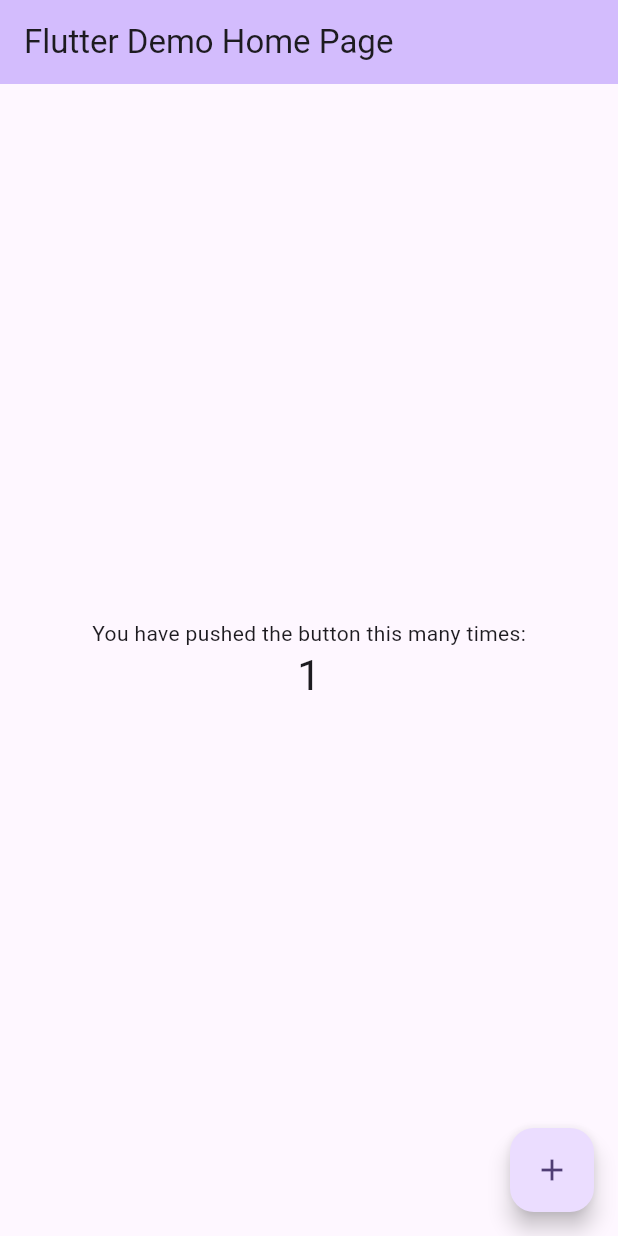
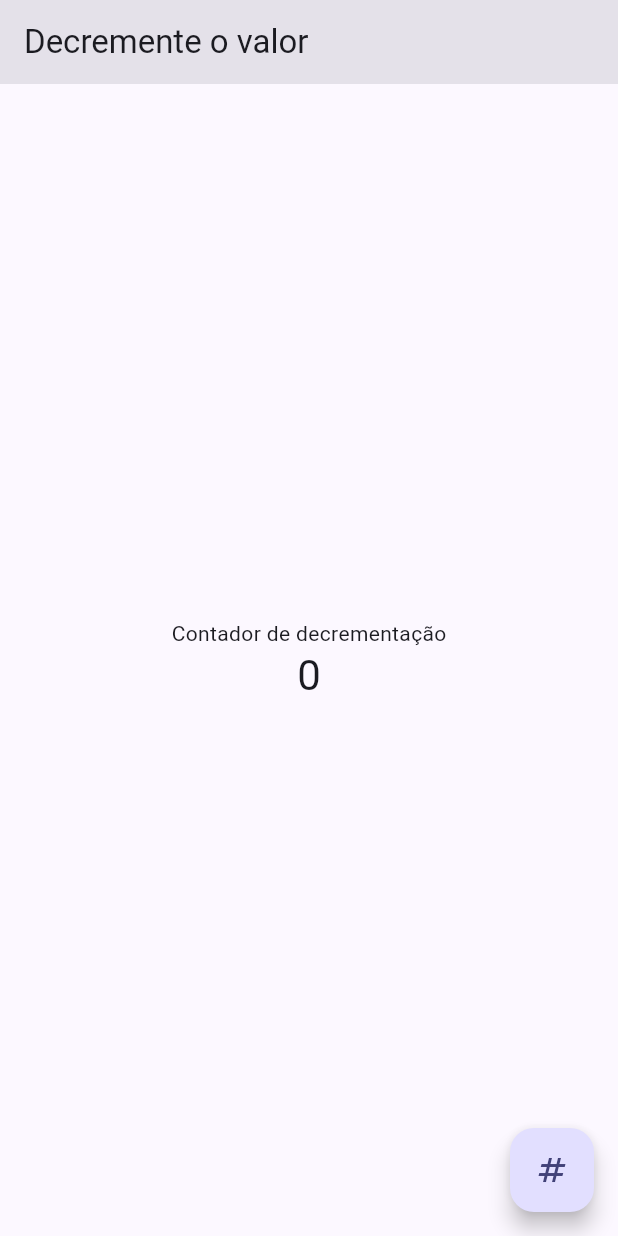
Before and after one commit to Cafurink42/Proj_02, a Flutter app: the screen it shows after launch, on a phone screen of 412 x 824 dp. Run offline on Flutter 3.47's test engine with Material 3 defaults, Android fonts, the phone set to English and light mode, and no system bars.

Commit message:
Ultimas modificações do código base, antes de deleta-lo e iniciar o novo código da aplicação, modifiquei ali o BackgroundColor do AppBar para ver como o comportamento da mudança de cores do Dart

```diff
--- a/lib/main.dart
+++ b/lib/main.dart
@@ -6,48 +6,22 @@
 
 class MyApp extends StatelessWidget {
   const MyApp({super.key});
-
-  // This widget is the root of your application.
   @override
   Widget build(BuildContext context) {
     return MaterialApp(
-      title: 'Flutter Demo',
+      title: 'Contador',
       theme: ThemeData(
-        // This is the theme of your application.
-        //
-        // TRY THIS: Try running your application with "flutter run". You'll see
-        // the application has a purple toolbar. Then, without quitting the app,
-        // try changing the seedColor in the colorScheme below to Colors.green
-        // and then invoke "hot reload" (save your changes or press the "hot
-        // reload" button in a Flutter-supported IDE, or press "r" if you used
-        // the command line to start the app).
-        //
-        // Notice that the counter didn't reset back to zero; the application
-        // state is not lost during the reload. To reset the state, use hot
-        // restart instead.
-        //
-        // This works for code too, not just values: Most code changes can be
-        // tested with just a hot reload.
-        colorScheme: ColorScheme.fromSeed(seedColor: Colors.deepPurple),
+        colorScheme: ColorScheme.fromSeed(
+            seedColor: const Color.fromARGB(66, 42, 23, 216)),
         useMaterial3: true,
       ),
-      home: const MyHomePage(title: 'Flutter Demo Home Page'),
+      home: const MyHomePage(title: 'Decremente o valor'),
     );
   }
 }
 
 class MyHomePage extends StatefulWidget {
   const MyHomePage({super.key, required this.title});
-
-  // This widget is the home page of your application. It is stateful, meaning
-  // that it has a State object (defined below) that contains fields that affect
-  // how it looks.
-
-  // This class is the configuration for the state. It holds the values (in this
-  // case the title) provided by the parent (in this case the App widget) and
-  // used by the build method of the State. Fields in a Widget subclass are
-  // always marked "final".
-
   final String title;
 
   @override
@@ -55,58 +29,27 @@
 }
 
 class _MyHomePageState extends State<MyHomePage> {
-  int _counter = 1;
+  int _counter = 0;
 
   void _incrementCounter() {
     setState(() {
-      // This call to setState tells the Flutter framework that something has
-      // changed in this State, which causes it to rerun the build method below
-      // so that the display can reflect the updated values. If we changed
-      // _counter without calling setState(), then the build method would not be
-      // called again, and so nothing would appear to happen.
       _counter--;
     });
   }
 
   @override
   Widget build(BuildContext context) {
-    // This method is rerun every time setState is called, for instance as done
-    // by the _incrementCounter method above.
-    //
-    // The Flutter framework has been optimized to make rerunning build methods
-    // fast, so that you can just rebuild anything that needs updating rather
-    // than having to individually change instances of widgets.
     return Scaffold(
       appBar: AppBar(
-        // TRY THIS: Try changing the color here to a specific color (to
-        // Colors.amber, perhaps?) and trigger a hot reload to see the AppBar
-        // change color while the other colors stay the same.
-        backgroundColor: Theme.of(context).colorScheme.inversePrimary,
-        // Here we take the value from the MyHomePage object that was created by
-        // the App.build method, and use it to set our appbar title.
+        backgroundColor: Theme.of(context).colorScheme.surfaceContainerHighest,
         title: Text(widget.title),
       ),
       body: Center(
-        // Center is a layout widget. It takes a single child and positions it
-        // in the middle of the parent.
         child: Column(
-          // Column is also a layout widget. It takes a list of children and
-          // arranges them vertically. By default, it sizes itself to fit its
-          // children horizontally, and tries to be as tall as its parent.
-          //
-          // Column has various properties to control how it sizes itself and
-          // how it positions its children. Here we use mainAxisAlignment to
-          // center the children vertically; the main axis here is the vertical
-          // axis because Columns are vertical (the cross axis would be
-          // horizontal).
-          //
-          // TRY THIS: Invoke "debug painting" (choose the "Toggle Debug Paint"
-          // action in the IDE, or press "p" in the console), to see the
-          // wireframe for each widget.
           mainAxisAlignment: MainAxisAlignment.center,
           children: <Widget>[
             const Text(
-              'You have pushed the button this many times:',
+              'Contador de decrementação',
             ),
             Text(
               '$_counter',
@@ -118,8 +61,8 @@
       floatingActionButton: FloatingActionButton(
         onPressed: _incrementCounter,
         tooltip: 'Increment',
-        child: const Icon(Icons.add),
-      ), // This trailing comma makes auto-formatting nicer for build methods.
+        child: const Icon(Icons.numbers_outlined),
+      ),
     );
   }
 }
```
